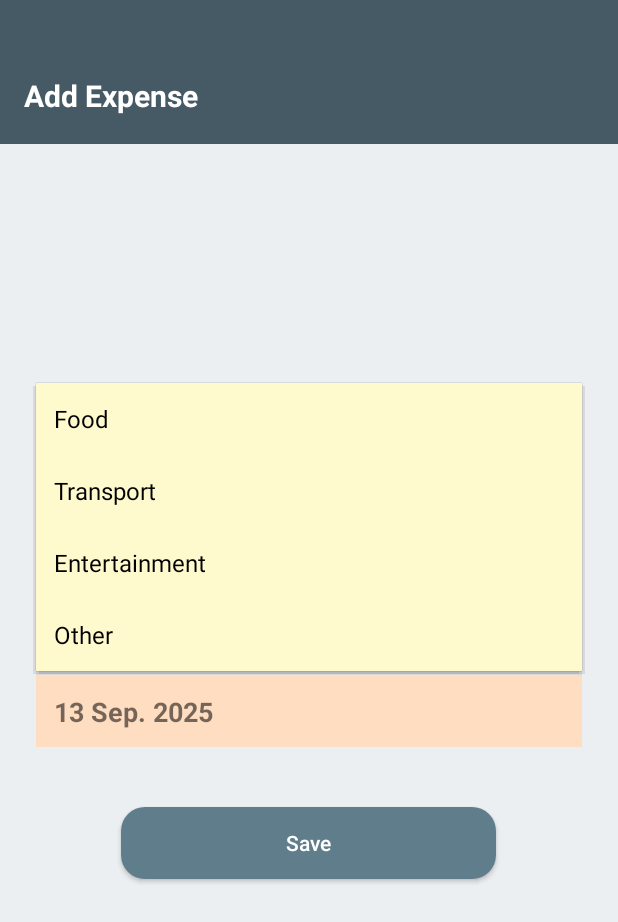
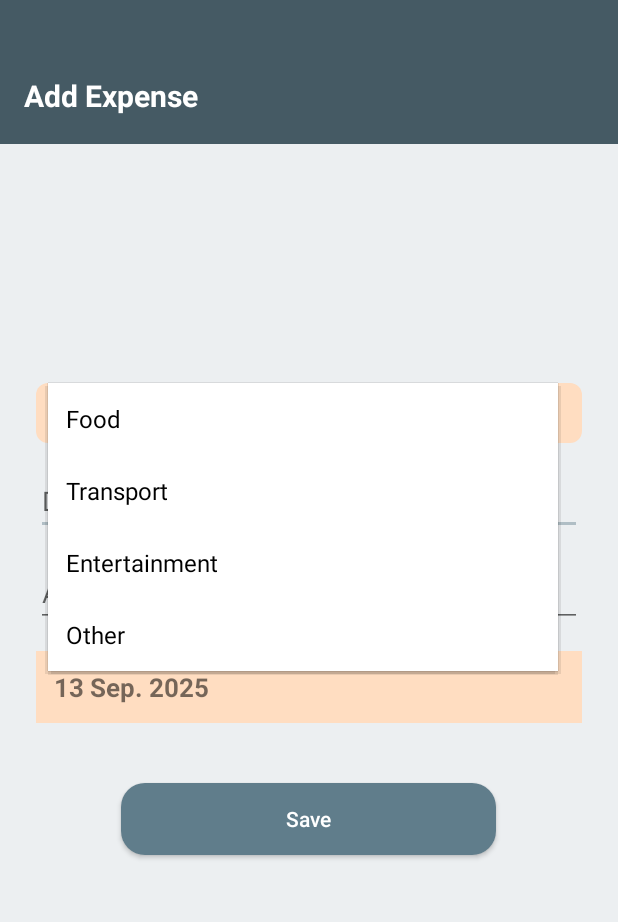
Before and after one commit to PIXEL-PEN/Expense-Tracker, an Android app: the AddExpenseActivity screen opened directly, with no data from a screen before it, after a tap on "Food", on a phone screen of 412 x 824 dp. Shown: the top 922 px of the screen. Run offline under Robolectric (Android 15) with nearby library versions, the phone set to English and light mode, and no system bars.

Commit message:
Fix spinner background XML: pale salmon, rounded corners, clean compile

```diff
--- a/app/src/main/res/drawable/spinner_background.xml
+++ b/app/src/main/res/drawable/spinner_background.xml
@@ -1,19 +1,11 @@
 <?xml version="1.0" encoding="utf-8"?>
-<layer-list xmlns:android="http://schemas.android.com/apk/res/android">
-
-    <!-- Background box -->
-    <item>
-        <shape android:shape="rectangle">
-            <solid android:color="#FFDAB9"/>
-            <corners android:radius="8dp"/>
-        </shape>
-    </item>
-
-    <!-- Arrow icon (right side) -->
-    <item android:gravity="end|center_vertical">
-        <bitmap
-            android:src="@drawable/ic_arrow_down"
-            android:gravity="center"/>
-    </item>
-
-</layer-list>
+<shape xmlns:android="http://schemas.android.com/apk/res/android"
+    android:shape="rectangle">
+    <solid android:color="#FFDDC1"/>
+    <corners android:radius="8dp"/>
+    <padding
+        android:left="8dp"
+        android:top="8dp"
+        android:right="8dp"
+        android:bottom="8dp"/>
+</shape>
--- a/app/src/main/res/layout/activity_add_expense.xml
+++ b/app/src/main/res/layout/activity_add_expense.xml
@@ -29,11 +29,13 @@
         <androidx.appcompat.widget.AppCompatSpinner
             android:id="@+id/spinner_category"
             android:layout_width="match_parent"
-            android:layout_height="56dp"
+            android:layout_height="40dp"
             android:layout_marginBottom="16dp"
             android:spinnerMode="dropdown"
             android:popupBackground="#FFFFFF"
-            android:background="#FFDDC1" />
+            android:background="@drawable/spinner_background"
+            android:paddingEnd="16dp" />
+
 
 
         <EditText
@@ -58,7 +60,7 @@
             android:text="Select Date"
             android:padding="12dp"
             android:background="#FFDDC1"
-            android:textSize="18sp"
+            android:textSize="17dp"
             android:textStyle="bold"
             android:layout_marginBottom="24dp"
             android:gravity="center_vertical|start"/>
--- a/app/src/main/res/layout/spinner_item_dropdown.xml
+++ b/app/src/main/res/layout/spinner_item_dropdown.xml
@@ -6,6 +6,6 @@
     android:gravity="center_vertical"
     android:paddingStart="12dp"
     android:paddingEnd="12dp"
-    android:background="#FFFACD"
+    android:background="#FFFFFF"
     android:textColor="@android:color/black"
     android:textSize="16sp" />
--- a/app/src/main/res/layout/spinner_item_selected.xml
+++ b/app/src/main/res/layout/spinner_item_selected.xml
@@ -2,10 +2,10 @@
 <TextView xmlns:android="http://schemas.android.com/apk/res/android"
     android:id="@+id/spinner_selected_text"
     android:layout_width="match_parent"
-    android:layout_height="wrap_content"
+    android:layout_height="40dp"
     android:gravity="center_vertical"
     android:paddingStart="12dp"
     android:paddingEnd="36dp"
     android:textColor="@android:color/black"
     android:textStyle="bold"
-    android:textSize="18sp" />
+    android:textSize="18sp"/>
```
